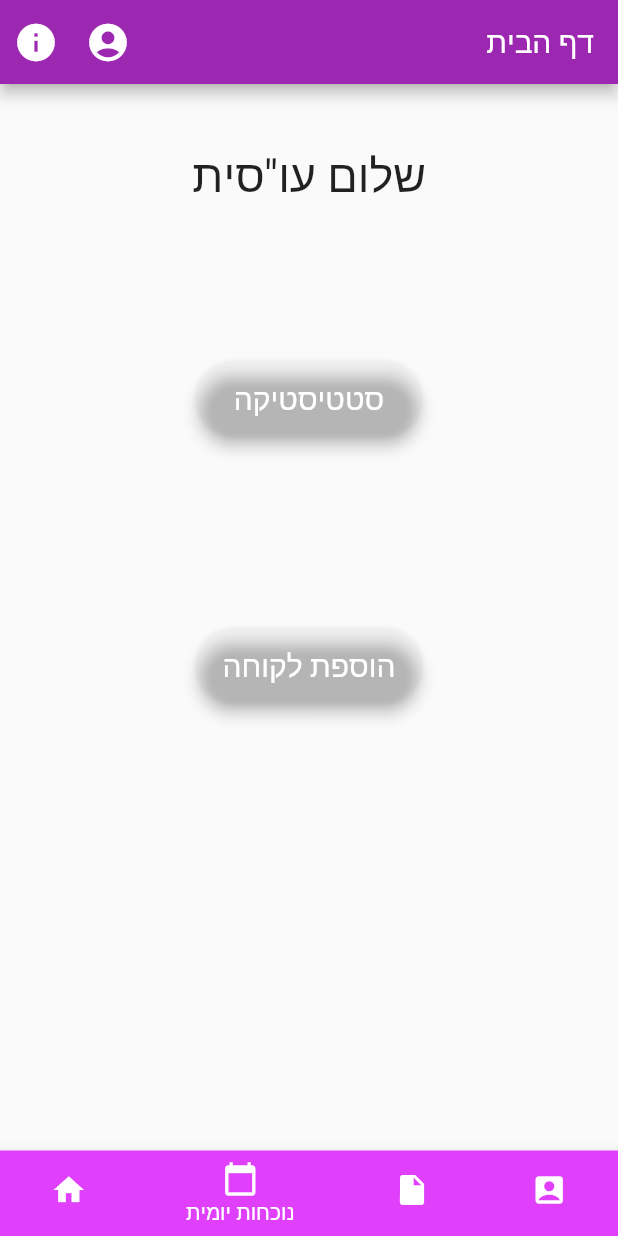
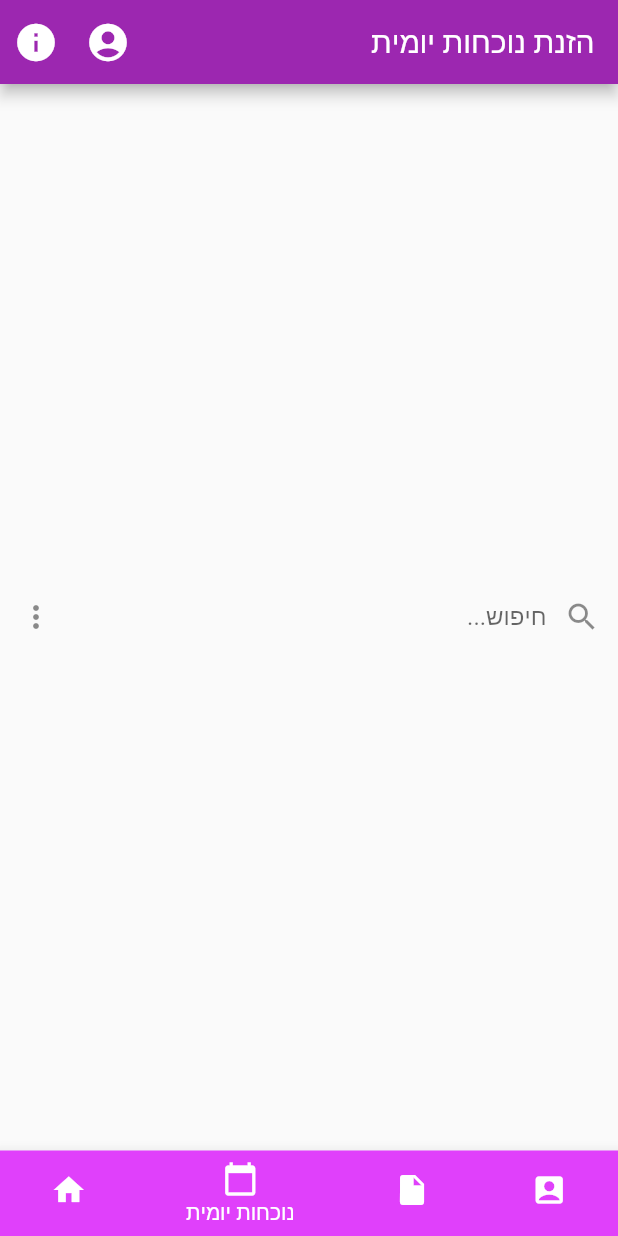
Before and after one commit to ICST-Technion/Womens-Courtyard, a Flutter app: the screen it shows after launch, item 2 of the bottom bar chosen, on a phone screen of 412 x 824 dp. Run offline on Flutter 3.47's test engine with Material 2 defaults, Android fonts, the phone set to English and light mode, and no system bars; our stand-ins replace email_validator; missing offline and left inert: flappy_search_bar.

Commit message:
Updated to Stable version with all pages included

```diff
--- /dev/null
+++ b/womens_courtyard/lib/Search_full_page.dart
@@ -0,0 +1,61 @@
+import 'package:flutter/material.dart';
+import 'Search_page.dart' as search_page;
+
+class MyHomePage extends StatefulWidget {
+  MyHomePage({Key key, this.title}) : super(key: key);
+
+  final String title;
+
+  @override
+  _MyHomePageState createState() => _MyHomePageState();
+}
+
+class _MyHomePageState extends State<MyHomePage> {
+  @override
+  Widget build(BuildContext context) {
+    return Directionality(
+      textDirection: TextDirection.rtl,
+      child: Scaffold(
+        appBar: getHomepageAppBar(),
+        body: Center(
+          child: TextField(
+              onTap: () {
+                Navigator.push(
+                    context,
+                    MaterialPageRoute(
+                        builder: (context) => search_page.MyApp()));
+              },
+              decoration: InputDecoration(
+                  border: InputBorder.none,
+                  hintText: 'חיפוש...',
+                  prefixIcon: Icon(Icons.search),
+                  suffixIcon: IconButton(
+                    icon: Icon(Icons.more_vert),
+                    onPressed: () {},
+                  ))),
+        ),
+      ),
+    );
+  }
+
+  AppBar getHomepageAppBar() {
+    return AppBar(title: Text('הזנת נוכחות יומית'), actions: [
+      IconButton(
+        icon: Icon(
+          Icons.account_circle,
+          size: 30,
+          color: Colors.white,
+        ),
+        onPressed: () {},
+      ),
+      IconButton(
+        icon: Icon(
+          Icons.info,
+          size: 30,
+          color: Colors.white,
+        ),
+        onPressed: () {},
+      ),
+    ]);
+  }
+}
--- a/womens_courtyard/lib/main.dart
+++ b/womens_courtyard/lib/main.dart
@@ -1,6 +1,8 @@
 import 'package:flutter/material.dart';
 import 'personal_file_search_page.dart' as file_search_page;
 import 'Home_page.dart' as home_page;
+import 'Search_full_page.dart' as daily_search_page;
+import 'view_Contact.dart' as view_contect;
 
 void main() {
   runApp(MyApp());
@@ -27,9 +29,9 @@ class _MyBottomNavigationBarState extends State<MyBottomNavigationBar> {
   int _currentIndex = 0;
   final List<Widget> _children = [
     home_page.MyHomePage(),
-    home_page.MyHomePage(),
+    daily_search_page.MyHomePage(),
     file_search_page.HomePage(),
-    home_page.MyHomePage()
+    view_contect.MyHomePage(),
   ];
 
   void onTappedBar(int index) {
--- a/womens_courtyard/lib/statistics.dart
+++ b/womens_courtyard/lib/statistics.dart
@@ -190,6 +190,7 @@ class SearchWidget extends StatelessWidget {
                 prefixIcon: Icon(Icons.search),
                 suffixIcon: IconButton(
                   icon: Icon(Icons.more_vert),
+                  onPressed: () {},
                 ))));
   }
 }
```
Also changed, not shown: womens_courtyard/lib/addContact.dart (+0 -30 lines), womens_courtyard/lib/personal_file_search_page.dart (+0 -16 lines), womens_courtyard/lib/view_Contact.dart (renamed from womens_courtyard/lib/viewContect.dart, +6 -51 lines).
